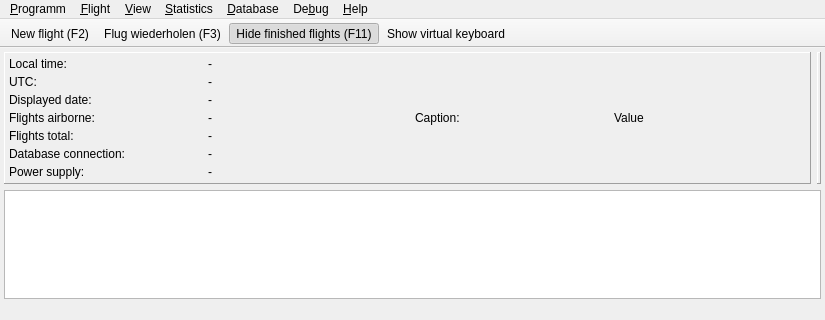
Above: src/gui/windows/MainWindow.ui from startkladde/startkladde before the change; both pictures show x 0 to 825 and y 0 to 320 of the 825 by 657 pixel window. Below: the same form after it.
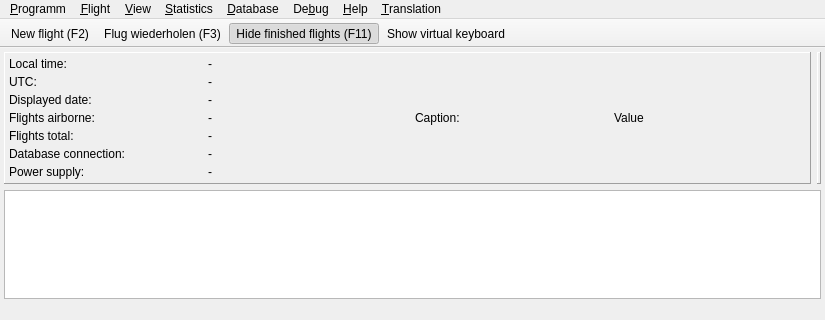
That is the form after the change. Icons and pictures are not drawn. Custom widgets are drawn as their Qt base class.

Commit message: Added translator Added menu for loading/unloading translator

The edit to the form file:
```diff
--- a/src/gui/windows/MainWindow.ui
+++ b/src/gui/windows/MainWindow.ui
@@ -357,7 +357,7 @@
      <x>0</x>
      <y>0</y>
      <width>825</width>
-     <height>21</height>
+     <height>20</height>
     </rect>
    </property>
    <widget class="QMenu" name="menuProgram">
@@ -466,6 +466,13 @@
     <addaction name="actionInfo"/>
     <addaction name="actionNetworkDiagnostics"/>
    </widget>
+   <widget class="QMenu" name="translationMenu">
+    <property name="title">
+     <string>&amp;Translation</string>
+    </property>
+    <addaction name="loadTranslationAction"/>
+    <addaction name="unloadTranslationAction"/>
+   </widget>
    <addaction name="menuProgram"/>
    <addaction name="menuFlight"/>
    <addaction name="menuView"/>
@@ -473,6 +480,7 @@
    <addaction name="menuDatabase"/>
    <addaction name="menuDebug"/>
    <addaction name="menuHelp"/>
+   <addaction name="translationMenu"/>
   </widget>
   <widget class="QDockWidget" name="logDockWidget">
    <property name="enabled">
```
Left out of the diff: 14 changed lines with no effect on the pictures. The commit also changes 4 other files.
